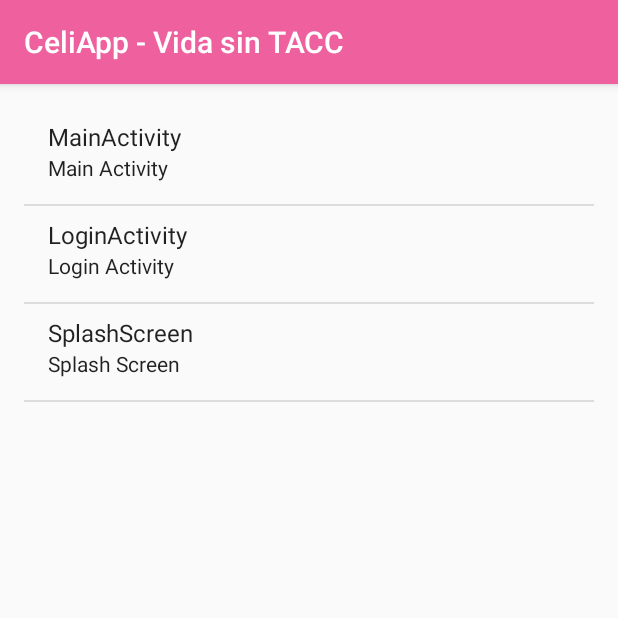
After one commit to thelowend/CeliApp, an Android app: the ChooserActivity screen opened directly, with no data from a screen before it, on a phone screen of 412 x 824 dp, the top half of it. The commit adds this screen. Run offline under Robolectric (Android 15) with nearby library versions, the phone set to English and light mode, and no system bars.

Commit message:
Further developments

```diff
--- a/app/build.gradle
+++ b/app/build.gradle
@@ -23,6 +23,7 @@ dependencies {
     implementation 'com.android.support:appcompat-v7:26.1.0'
     implementation 'com.android.support:design:26.1.0'
     implementation 'com.android.support.constraint:constraint-layout:1.0.2'
+    implementation 'com.google.android.gms:play-services-maps:11.6.0'
     testImplementation 'junit:junit:4.12'
     androidTestImplementation 'com.android.support.test:runner:1.0.1'
     androidTestImplementation 'com.android.support.test.espresso:espresso-core:3.0.1'
--- /dev/null
+++ b/app/src/debug/res/values/google_maps_api.xml
@@ -0,0 +1,3 @@
+<resources>
+    <string name="google_maps_key" templateMergeStrategy="preserve" translatable="false">AIzaSyDnv4ILiTDWl-G7b5DCYWjE4Y81KsMNet0</string>
+</resources>
--- /dev/null
+++ b/app/src/main/java/celiacos/seminarioii/prototipo/google/com/celiapp/ChooserActivity.java
@@ -0,0 +1,82 @@
+package celiacos.seminarioii.prototipo.google.com.celiapp;
+
+import android.support.v7.app.AppCompatActivity;
+import android.os.Bundle;
+import android.content.Context;
+import android.content.Intent;
+import android.view.LayoutInflater;
+import android.view.View;
+import android.view.ViewGroup;
+import android.widget.AdapterView;
+import android.widget.ArrayAdapter;
+import android.widget.ListView;
+import android.widget.TextView;
+
+public class ChooserActivity extends AppCompatActivity implements AdapterView.OnItemClickListener {
+
+    private static final Class[] CLASSES = new Class[]{
+            MainActivity.class,
+            LoginActivity.class,
+            SplashScreen.class
+    };
+
+    private static final int[] DESCRIPTION_IDS = new int[] {
+            R.string.desc_main_activity,
+            R.string.desc_login_activity,
+            R.string.desc_splashscreen_activity
+    };
+
+    @Override
+    protected void onCreate(Bundle savedInstanceState) {
+        super.onCreate(savedInstanceState);
+        setContentView(R.layout.activity_chooser);
+
+        // Set up ListView and Adapter
+        ListView listView = findViewById(R.id.list_view);
+
+        MyArrayAdapter adapter = new MyArrayAdapter(this, android.R.layout.simple_list_item_2, CLASSES);
+        adapter.setDescriptionIds(DESCRIPTION_IDS);
+
+        listView.setAdapter(adapter);
+        listView.setOnItemClickListener(this);
+    }
+
+    @Override
+    public void onItemClick(AdapterView<?> parent, View view, int position, long id) {
+        Class clicked = CLASSES[position];
+        startActivity(new Intent(this, clicked));
+    }
+
+    public static class MyArrayAdapter extends ArrayAdapter<Class> {
+
+        private Context mContext;
+        private Class[] mClasses;
+        private int[] mDescriptionIds;
+
+        public MyArrayAdapter(Context context, int resource, Class[] objects) {
+            super(context, resource, objects);
+
+            mContext = context;
+            mClasses = objects;
+        }
+
+        @Override
+        public View getView(int position, View convertView, ViewGroup parent) {
+            View view = convertView;
+
+            if (convertView == null) {
+                LayoutInflater inflater = (LayoutInflater) mContext.getSystemService(LAYOUT_INFLATER_SERVICE);
+                view = inflater.inflate(android.R.layout.simple_list_item_2, null);
+            }
+
+            ((TextView) view.findViewById(android.R.id.text1)).setText(mClasses[position].getSimpleName());
+            ((TextView) view.findViewById(android.R.id.text2)).setText(mDescriptionIds[position]);
+
+            return view;
+        }
+
+        public void setDescriptionIds(int[] descriptionIds) {
+            mDescriptionIds = descriptionIds;
+        }
+    }
+}
--- a/app/src/main/java/celiacos/seminarioii/prototipo/google/com/celiapp/SplashScreen.java
+++ b/app/src/main/java/celiacos/seminarioii/prototipo/google/com/celiapp/SplashScreen.java
@@ -24,7 +24,7 @@ public class SplashScreen extends AppCompatActivity {
                     barrita.setVisibility(View.VISIBLE);
                     setProgresoBarrita(progreso);
 
-                    sleep(3000);
+                    sleep(1500);
                     Intent intent = new Intent(getApplicationContext(), MainActivity.class);
                     startActivity(intent);
                     finish();
@@ -42,7 +42,7 @@ public class SplashScreen extends AppCompatActivity {
             @Override
             public void run() {
                 try {
-                    Thread.sleep(500);
+                    Thread.sleep(100);
                 } catch (InterruptedException e) {
                     e.printStackTrace();
                 }
--- /dev/null
+++ b/app/src/main/res/layout/activity_chooser.xml
@@ -0,0 +1,16 @@
+<?xml version="1.0" encoding="utf-8"?>
+<LinearLayout xmlns:android="http://schemas.android.com/apk/res/android"
+    android:layout_width="match_parent"
+    android:layout_height="match_parent"
+    android:orientation="vertical"
+    android:paddingBottom="@dimen/activity_vertical_margin"
+    android:paddingLeft="@dimen/activity_horizontal_margin"
+    android:paddingRight="@dimen/activity_horizontal_margin"
+    android:paddingTop="@dimen/activity_vertical_margin">
+
+    <ListView
+        android:id="@+id/list_view"
+        android:layout_width="match_parent"
+        android:layout_height="match_parent"/>
+
+</LinearLayout>
--- a/app/src/main/res/values/colors.xml
+++ b/app/src/main/res/values/colors.xml
@@ -1,6 +1,10 @@
 <?xml version="1.0" encoding="utf-8"?>
 <resources>
-    <color name="colorPrimary">#3F51B5</color>
-    <color name="colorPrimaryDark">#303F9F</color>
-    <color name="colorAccent">#FF4081</color>
+    <color name="colorPrimary">#EE609E</color>
+    <color name="colorPrimaryDark">#DC1C70</color>
+    <color name="colorAccent">#FBBBD7</color>
+
+    <color name="colorSecondary">#B8F663</color>
+    <color name="colorSecondaryDark">#95EC1E</color>
+    <color name="colorSecondaryAccent">#E2FDBD</color>
 </resources>
```
Also changed, not shown: app/src/main/AndroidManifest.xml (+19 -2 lines), app/src/main/java/celiacos/seminarioii/prototipo/google/com/celiapp/MainActivity.java (+98 -17 lines), app/src/main/java/celiacos/seminarioii/prototipo/google/com/celiapp/MapsActivity.java (added, +48 -0 lines), app/src/main/res/layout/activity_maps.xml (added, +8 -0 lines), app/src/main/res/layout/app_bar_main.xml (+5 -9 lines), app/src/main/res/layout/nav_header_main.xml (+5 -2 lines), app/src/main/res/menu/activity_main_drawer.xml (+13 -17 lines), app/src/main/res/menu/main.xml (+10 -0 lines), app/src/main/res/values/strings.xml (+23 -3 lines), 2 other files.
